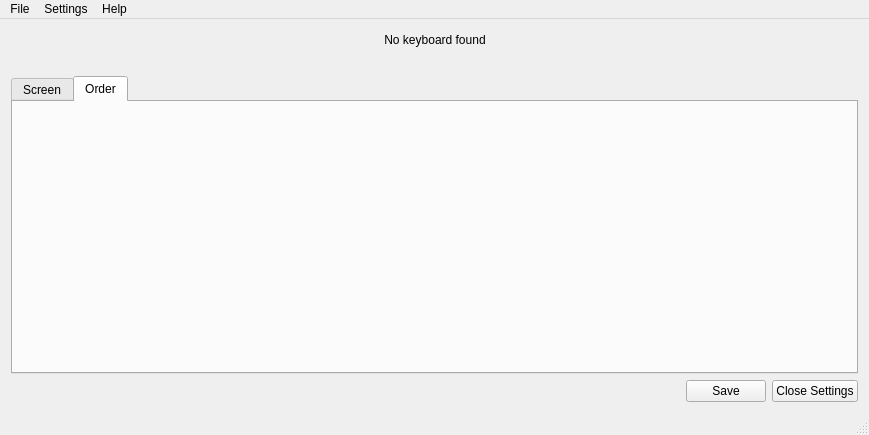
Qt form Hardware Monitor Applet/GUI/mainwindow.ui (jimmyd-be/Hardware-Monitor-Applet) before a commit.
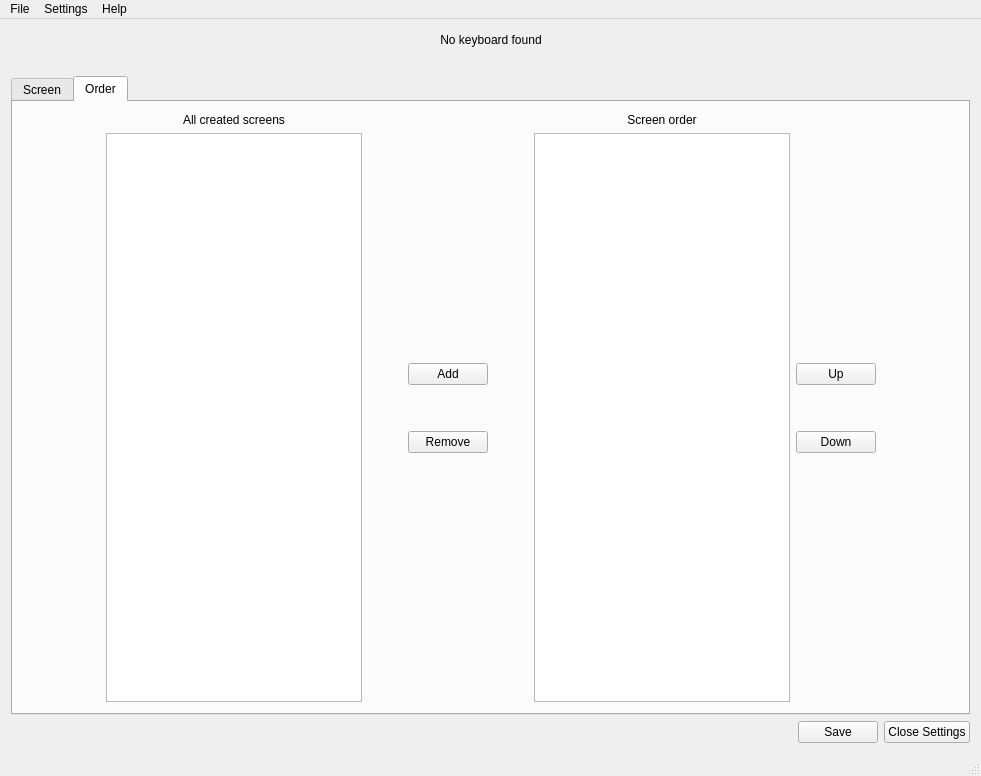
The same form after that commit. The open tabs and pages were chosen to show the change.

```diff
--- a/Hardware Monitor Applet/GUI/mainwindow.ui
+++ b/Hardware Monitor Applet/GUI/mainwindow.ui
@@ -6,8 +6,8 @@
    <rect>
     <x>0</x>
     <y>0</y>
-    <width>869</width>
-    <height>435</height>
+    <width>981</width>
+    <height>776</height>
    </rect>
   </property>
   <property name="windowTitle">
@@ -176,6 +176,224 @@
        <attribute name="title">
         <string>Order</string>
        </attribute>
+       <layout class="QVBoxLayout" name="verticalLayout_9">
+        <item>
+         <layout class="QHBoxLayout" name="horizontalLayout_5">
+          <item>
+           <spacer name="horizontalSpacer_15">
+            <property name="orientation">
+             <enum>Qt::Horizontal</enum>
+            </property>
+            <property name="sizeHint" stdset="0">
+             <size>
+              <width>40</width>
+              <height>20</height>
+             </size>
+            </property>
+           </spacer>
+          </item>
+          <item>
+           <layout class="QVBoxLayout" name="verticalLayout_2">
+            <item>
+             <widget class="QLabel" name="label">
+              <property name="text">
+               <string>All created screens</string>
+              </property>
+              <property name="alignment">
+               <set>Qt::AlignCenter</set>
+              </property>
+             </widget>
+            </item>
+            <item>
+             <widget class="QListWidget" name="allScreenListWidget"/>
+            </item>
+           </layout>
+          </item>
+          <item>
+           <spacer name="horizontalSpacer_6">
+            <property name="orientation">
+             <enum>Qt::Horizontal</enum>
+            </property>
+            <property name="sizeType">
+             <enum>QSizePolicy::Fixed</enum>
+            </property>
+            <property name="sizeHint" stdset="0">
+             <size>
+              <width>40</width>
+              <height>20</height>
+             </size>
+            </property>
+           </spacer>
+          </item>
+          <item>
+           <layout class="QVBoxLayout" name="verticalLayout_6">
+            <item>
+             <spacer name="verticalSpacer_3">
+              <property name="orientation">
+               <enum>Qt::Vertical</enum>
+              </property>
+              <property name="sizeHint" stdset="0">
+               <size>
+                <width>20</width>
+                <height>40</height>
+               </size>
+              </property>
+             </spacer>
+            </item>
+            <item>
+             <widget class="QPushButton" name="pushButton">
+              <property name="text">
+               <string>Add</string>
+              </property>
+             </widget>
+            </item>
+            <item>
+             <spacer name="verticalSpacer_2">
+              <property name="orientation">
+               <enum>Qt::Vertical</enum>
+              </property>
+              <property name="sizeType">
+               <enum>QSizePolicy::Fixed</enum>
+              </property>
+              <property name="sizeHint" stdset="0">
+               <size>
+                <width>20</width>
+                <height>40</height>
+               </size>
+              </property>
+             </spacer>
+            </item>
+            <item>
+             <widget class="QPushButton" name="pushButton_2">
+              <property name="text">
+               <string>Remove</string>
+              </property>
+             </widget>
+            </item>
+            <item>
+             <spacer name="verticalSpacer_4">
+              <property name="orientation">
+               <enum>Qt::Vertical</enum>
+              </property>
+              <property name="sizeHint" stdset="0">
+               <size>
+                <width>20</width>
+                <height>40</height>
+               </size>
+              </property>
+             </spacer>
+            </item>
+           </layout>
+          </item>
+          <item>
+           <spacer name="horizontalSpacer_7">
+            <property name="orientation">
+             <enum>Qt::Horizontal</enum>
+            </property>
+            <property name="sizeType">
+             <enum>QSizePolicy::Fixed</enum>
+            </property>
+            <property name="sizeHint" stdset="0">
+             <size>
+              <width>40</width>
+              <height>20</height>
+             </size>
+            </property>
+           </spacer>
+          </item>
+          <item>
+           <layout class="QVBoxLayout" name="verticalLayout_3">
+            <item>
+             <widget class="QLabel" name="label_2">
+              <property name="text">
+               <string>Screen order</string>
+              </property>
+              <property name="alignment">
+               <set>Qt::AlignCenter</set>
+              </property>
+             </widget>
+            </item>
+            <item>
+             <widget class="QListWidget" name="mainScreenlistWidget"/>
+            </item>
+           </layout>
+          </item>
+          <item>
+           <layout class="QVBoxLayout" name="verticalLayout_7">
+            <item>
+             <spacer name="verticalSpacer_6">
+              <property name="orientation">
+               <enum>Qt::Vertical</enum>
+              </property>
+              <property name="sizeHint" stdset="0">
+               <size>
+                <width>20</width>
+                <height>40</height>
+               </size>
+              </property>
+             </spacer>
+            </item>
+            <item>
+             <widget class="QPushButton" name="pushButton_3">
+              <property name="text">
+               <string>Up</string>
+              </property>
+             </widget>
+            </item>
+            <item>
+             <spacer name="verticalSpacer_5">
+              <property name="orientation">
+               <enum>Qt::Vertical</enum>
+              </property>
+              <property name="sizeType">
+               <enum>QSizePolicy::Fixed</enum>
+              </property>
+              <property name="sizeHint" stdset="0">
+               <size>
+                <width>20</width>
+                <height>40</height>
+               </size>
+              </property>
+             </spacer>
+            </item>
+            <item>
+             <widget class="QPushButton" name="pushButton_4">
+              <property name="text">
+               <string>Down</string>
+              </property>
+             </widget>
+            </item>
+            <item>
+             <spacer name="verticalSpacer_7">
+              <property name="orientation">
+               <enum>Qt::Vertical</enum>
+              </property>
+              <property name="sizeHint" stdset="0">
+               <size>
+                <width>20</width>
+                <height>40</height>
+               </size>
+              </property>
+             </spacer>
+            </item>
+           </layout>
+          </item>
+          <item>
+           <spacer name="horizontalSpacer_16">
+            <property name="orientation">
+             <enum>Qt::Horizontal</enum>
+            </property>
+            <property name="sizeHint" stdset="0">
+             <size>
+              <width>40</width>
+              <height>20</height>
+             </size>
+            </property>
+           </spacer>
+          </item>
+         </layout>
+        </item>
+       </layout>
       </widget>
      </widget>
     </item>
@@ -217,7 +435,7 @@
     <rect>
      <x>0</x>
      <y>0</y>
-     <width>869</width>
+     <width>981</width>
      <height>21</height>
     </rect>
    </property>
```
Left out of the diff: 2 changed lines with no effect on the pictures.
